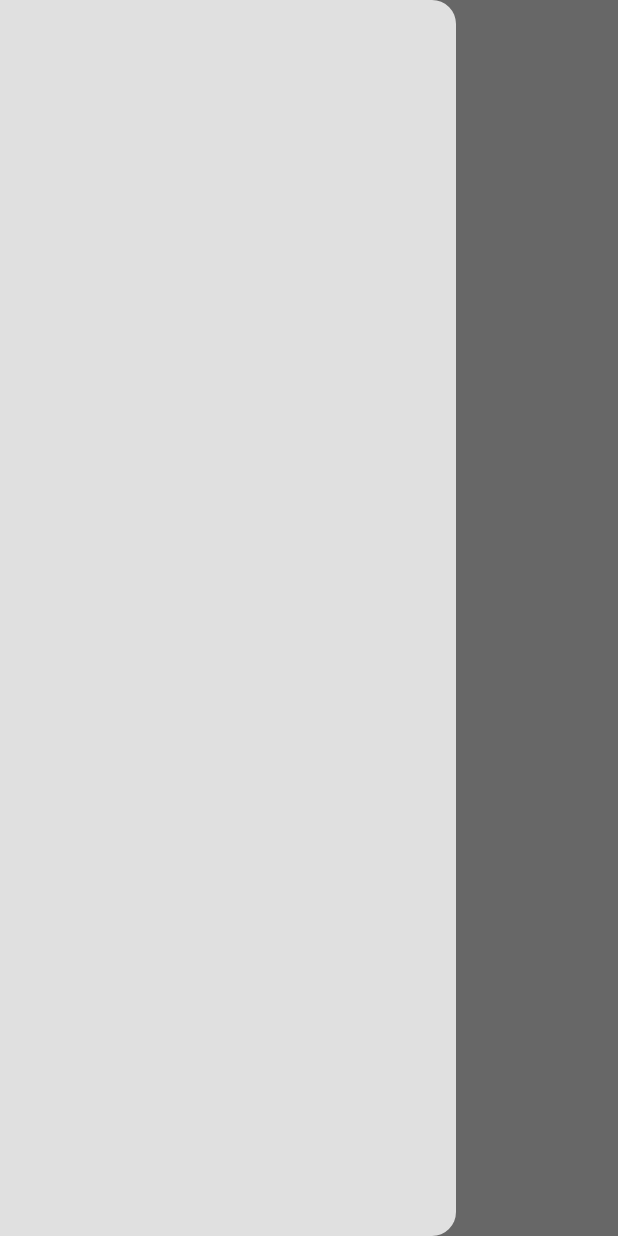
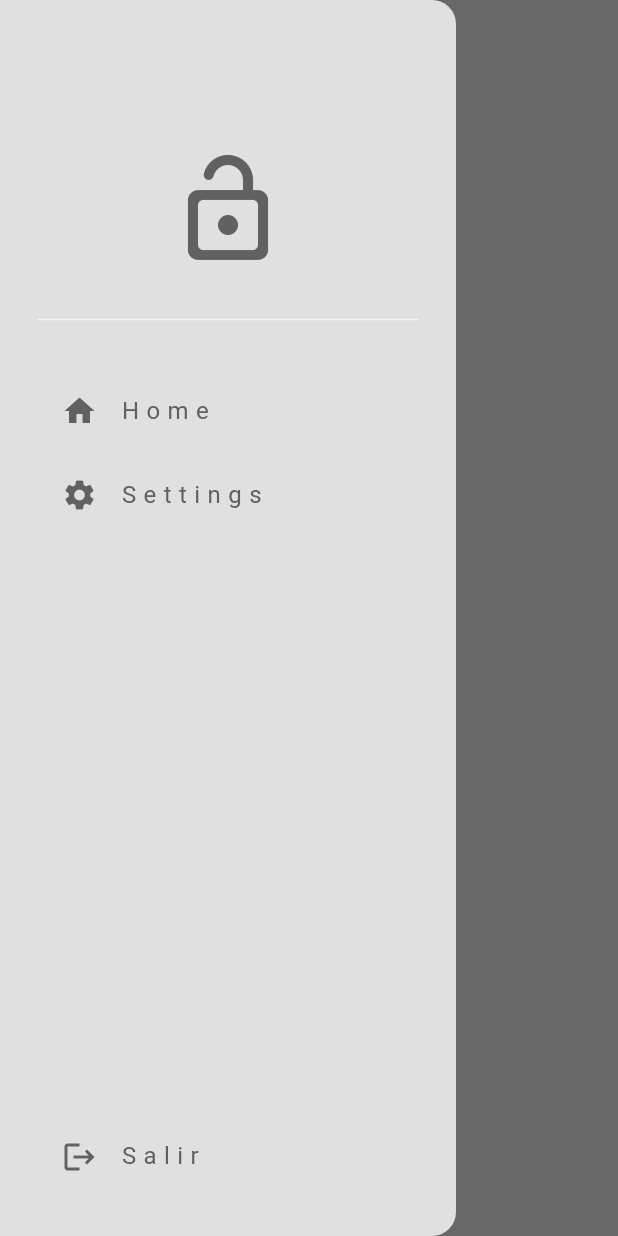
Before and after one commit to Michael-2405/TamoFood, a Flutter app: the HomePage screen opened directly, with the side drawer open, on a phone screen of 412 x 824 dp. Run offline on Flutter 3.47's test engine with Material 3 defaults, Android fonts, the light colour scheme and no system bars; our stand-ins replace firebase_core; accounts and stored records are empty.

Commit message:
Menu Drawer y pantalla de configuracion.

```diff
--- /dev/null
+++ b/lib/components/my_drawer.dart
@@ -0,0 +1,59 @@
+import 'package:flutter/material.dart';
+import 'package:tamofoodapp/components/my_drawer_tile.dart';
+import 'package:tamofoodapp/pages/settings_page.dart';
+
+class MyDrawer extends StatelessWidget {
+  const MyDrawer({super.key});
+
+  @override
+  Widget build(BuildContext context) {
+    return Drawer(
+      backgroundColor: Theme.of(context).colorScheme.surface,
+      child: Column(
+        children: [
+          // app logo
+          Padding(
+            padding: const EdgeInsets.only(top: 100.0),
+            child: Icon(
+              Icons.lock_open_rounded,
+              size: 80,
+              color: Theme.of(context).colorScheme.inversePrimary,
+            ),
+          ),
+
+          Padding(
+            padding: const EdgeInsets.all(25.0),
+            child: Divider(color: Theme.of(context).colorScheme.secondary),
+          ),
+
+          // home list tile
+          MyDrawerTile(
+            text: 'H o m e',
+            icon: Icons.home,
+            onTap: () => Navigator.pop(context),
+          ),
+
+          // settings list tile
+          MyDrawerTile(
+            text: 'S e t t i n g s',
+            icon: Icons.settings,
+            onTap: () {
+              Navigator.pop(context);
+              Navigator.push(
+                context,
+                MaterialPageRoute(builder: (context) => const SettingsPage()),
+              );
+            },
+          ),
+
+          const Spacer(),
+
+          // logout list tile
+          MyDrawerTile(text: 'S a l i r', icon: Icons.logout, onTap: () {}),
+
+          const SizedBox(height: 25),
+        ],
+      ),
+    );
+  }
+}
--- /dev/null
+++ b/lib/components/my_drawer_tile.dart
@@ -0,0 +1,32 @@
+import 'package:flutter/material.dart';
+
+class MyDrawerTile extends StatelessWidget {
+  final String text;
+  final IconData icon;
+  final void Function()? onTap;
+
+  const MyDrawerTile({
+    super.key,
+    required this.text,
+    required this.icon,
+    required this.onTap,
+  });
+
+  @override
+  Widget build(BuildContext context) {
+    return Padding(
+      padding: const EdgeInsets.only(left: 25.0),
+      child: ListTile(
+        title: Text(
+          text,
+          style: TextStyle(color: Theme.of(context).colorScheme.inversePrimary),
+        ),
+        leading: Icon(
+          icon,
+          color: Theme.of(context).colorScheme.inversePrimary,
+        ),
+        onTap: onTap,
+      ),
+    );
+  }
+}
--- a/lib/pages/home_page.dart
+++ b/lib/pages/home_page.dart
@@ -1,4 +1,5 @@
 import 'package:flutter/material.dart';
+import 'package:tamofoodapp/components/my_drawer.dart';
 
 class HomePage extends StatefulWidget {
   const HomePage({super.key});
@@ -12,7 +13,7 @@ class _HomePageState extends State<HomePage> {
   Widget build(BuildContext context) {
     return Scaffold(
       appBar: AppBar(title: Text("Home")),
-      drawer: Drawer(),
+      drawer: MyDrawer(),
     );
   }
 }
--- a/lib/themes/dark_mode.dart
+++ b/lib/themes/dark_mode.dart
@@ -5,7 +5,7 @@ ThemeData darkMode = ThemeData(
     surface: const Color.fromARGB(255, 20, 20, 20),
     primary: const Color.fromARGB(255, 122, 122, 122),
     secondary: const Color.fromARGB(255, 30, 30, 30),
-    tertiary: const Color.fromARGB(255, 47, 47, 47),
+    tertiary: Color.fromARGB(255, 47, 47, 47),
     inversePrimary: Colors.grey.shade300,
   ),
 );
```
Also changed, not shown: lib/pages/settings_page.dart (added, +55 -0 lines).
